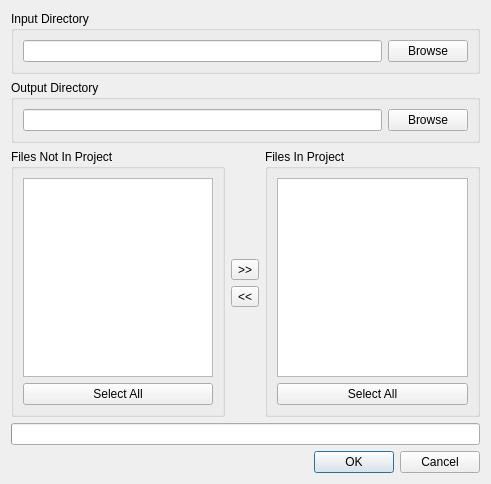
Before: the Qt Designer form ui/ProjectFilesDialog.ui in ImageProcessing-ElectronicPublications/scantailor-deviant, drawn with Qt 5.
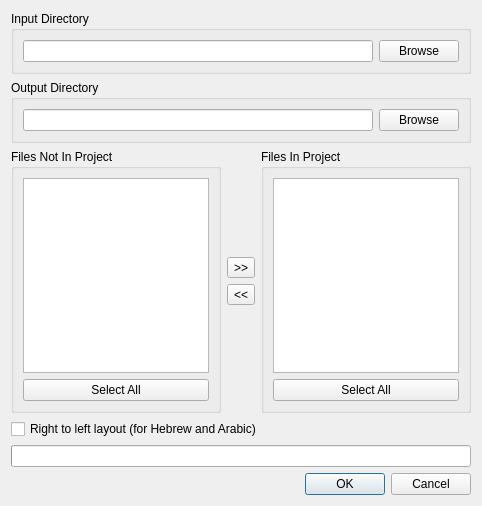
After: the same form once the commit is applied.

Commit message: Support right-to-left layouts where left page follows the right.

```diff
--- a/ui/ProjectFilesDialog.ui
+++ b/ui/ProjectFilesDialog.ui
@@ -5,14 +5,14 @@
    <rect>
     <x>0</x>
     <y>0</y>
-    <width>491</width>
-    <height>484</height>
+    <width>482</width>
+    <height>506</height>
    </rect>
   </property>
   <property name="windowTitle" >
    <string>Project Files</string>
   </property>
-  <layout class="QVBoxLayout" >
+  <layout class="QVBoxLayout" name="verticalLayout" >
    <item>
     <widget class="QGroupBox" name="groupBox_2" >
      <property name="title" >
@@ -164,6 +164,13 @@
      </item>
     </layout>
    </item>
+   <item>
+    <widget class="QCheckBox" name="rtlLayoutCB" >
+     <property name="text" >
+      <string>Right to left layout (for Hebrew and Arabic)</string>
+     </property>
+    </widget>
+   </item>
    <item>
     <widget class="QProgressBar" name="progressBar" >
      <property name="value" >
@@ -180,7 +187,7 @@
       <enum>Qt::Horizontal</enum>
      </property>
      <property name="standardButtons" >
-      <set>QDialogButtonBox::Cancel|QDialogButtonBox::NoButton|QDialogButtonBox::Ok</set>
+      <set>QDialogButtonBox::Cancel|QDialogButtonBox::Ok</set>
      </property>
     </widget>
    </item>
```
Left out of the diff: 4 changed lines with no effect on the pictures. The commit also changes 12 other files.
